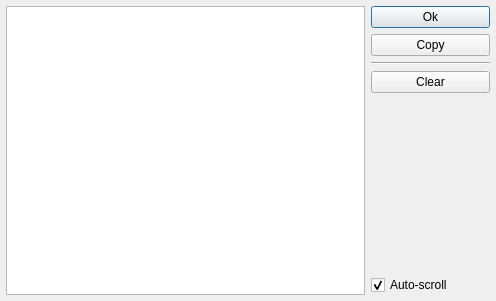
openconnect/openconnect-gui, file src/dialog/logdialog.ui: the form before one commit.
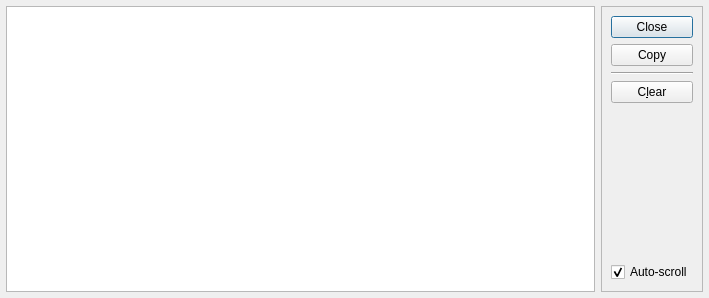
The form after the commit.

Commit message:
Log dialog layout update
Don't change button size on window resizing;
"Close" could be better name in compare to "Ok"

```diff
--- a/src/dialog/logdialog.ui
+++ b/src/dialog/logdialog.ui
@@ -6,14 +6,14 @@
    <rect>
     <x>0</x>
     <y>0</y>
-    <width>496</width>
-    <height>301</height>
+    <width>709</width>
+    <height>298</height>
    </rect>
   </property>
   <property name="windowTitle">
    <string>View Log</string>
   </property>
-  <layout class="QGridLayout" name="gridLayout" columnstretch="3,1">
+  <layout class="QHBoxLayout" name="horizontalLayout">
    <property name="leftMargin">
     <number>6</number>
    </property>
@@ -26,36 +26,50 @@
    <property name="bottomMargin">
     <number>6</number>
    </property>
-   <item row="1" column="1">
-    <layout class="QVBoxLayout" name="verticalLayout">
      <item>
-      <widget class="QPushButton" name="pushButton">
+    <widget class="QListWidget" name="listWidget">
+     <property name="selectionMode">
+      <enum>QAbstractItemView::MultiSelection</enum>
+     </property>
+    </widget>
+   </item>
+   <item>
+    <widget class="QFrame" name="frame">
+     <property name="frameShape">
+      <enum>QFrame::StyledPanel</enum>
+     </property>
+     <property name="frameShadow">
+      <enum>QFrame::Raised</enum>
+     </property>
+     <layout class="QVBoxLayout" name="verticalLayout_2">
+      <item>
+       <widget class="QPushButton" name="pushButtonClose">
        <property name="layoutDirection">
         <enum>Qt::LeftToRight</enum>
        </property>
        <property name="text">
-        <string>Ok</string>
+         <string>Close</string>
        </property>
       </widget>
      </item>
      <item>
-      <widget class="QPushButton" name="copyButton">
+       <widget class="QPushButton" name="pushButtonCopy">
        <property name="text">
         <string>Copy</string>
        </property>
       </widget>
      </item>
      <item>
-      <widget class="Line" name="line">
+       <widget class="Line" name="line_2">
        <property name="orientation">
         <enum>Qt::Horizontal</enum>
        </property>
       </widget>
      </item>
      <item>
-      <widget class="QPushButton" name="pushButton_2">
+       <widget class="QPushButton" name="pushButtonClear">
        <property name="text">
-        <string>Clear</string>
+         <string>C&amp;lear</string>
        </property>
       </widget>
      </item>
@@ -83,12 +97,6 @@
       </widget>
      </item>
     </layout>
-   </item>
-   <item row="1" column="0">
-    <widget class="QListWidget" name="listWidget">
-     <property name="selectionMode">
-      <enum>QAbstractItemView::MultiSelection</enum>
-     </property>
     </widget>
    </item>
   </layout>
```
Lines whose indentation alone changed are shown as unchanged. The commit also changes 2 other files.
